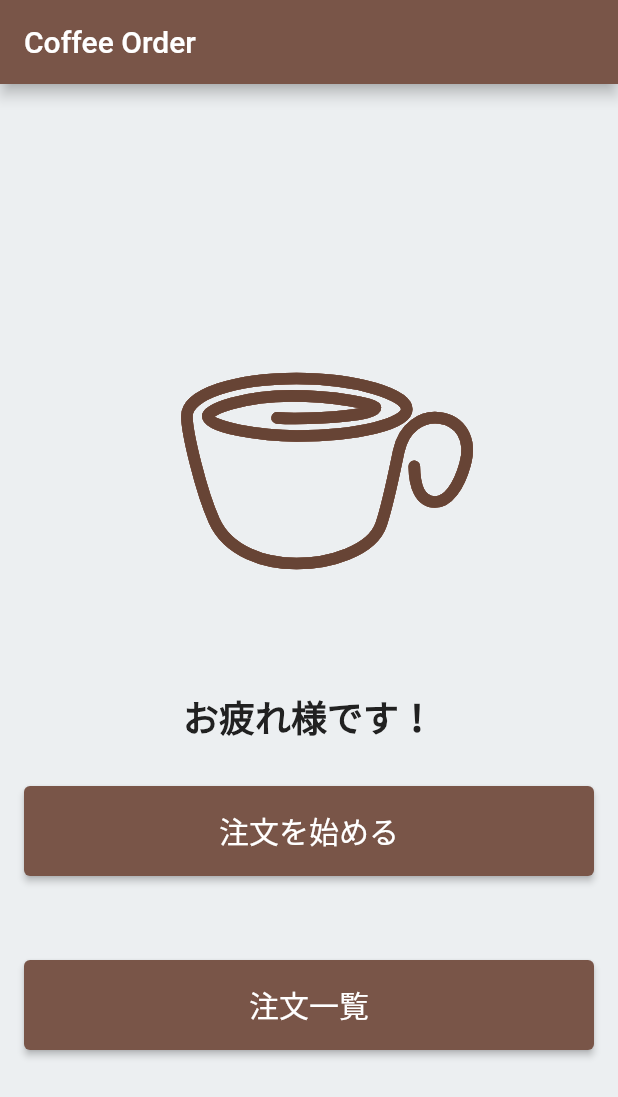
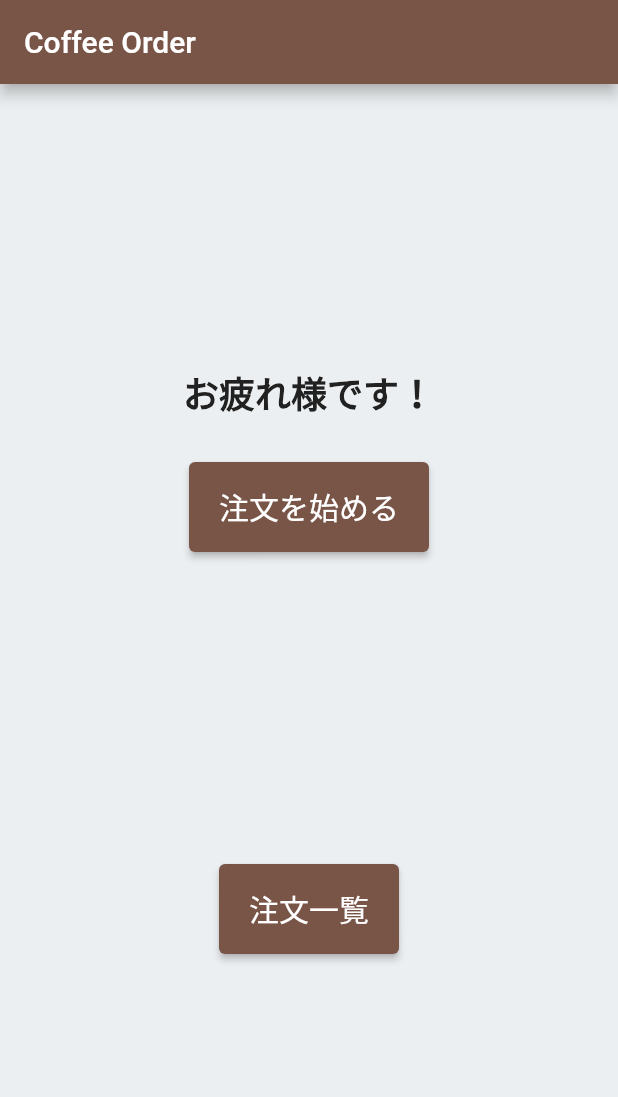
Before and after one commit to shinnkura/cafe_connect, a Flutter app: the screen it shows after launch, on a phone screen of 412 x 824 dp. Shown: the top 1097 px of the screen. Run offline on Flutter 3.47's test engine with Material 2 defaults, Android fonts, the phone set to English and light mode, and no system bars; our stand-ins replace cloud_firestore, firebase_analytics, firebase_core, shared_preferences; accounts and stored records are empty.

Commit message:
ホームスクリーンを変更

```diff
--- a/lib/screens/home/components/greeting_text.dart
+++ b/lib/screens/home/components/greeting_text.dart
@@ -1,5 +1,5 @@
 import 'package:flutter/material.dart';
-import 'package:lottie/lottie.dart';
+// import 'package:lottie/lottie.dart';
 
 class GreetingText extends StatelessWidget {
   const GreetingText({Key? key}) : super(key: key);
@@ -8,7 +8,7 @@ class GreetingText extends StatelessWidget {
   Widget build(BuildContext context) {
     return Column(
       children: [
-        Lottie.asset('assets/coffee.json'),
+        // Lottie.asset('assets/coffee.json'),
         Text(
           'お疲れ様です！',
           style: TextStyle(
--- a/lib/screens/home/home_screen.dart
+++ b/lib/screens/home/home_screen.dart
@@ -14,22 +14,18 @@ class HomeScreen extends StatelessWidget {
         backgroundColor: Colors.brown,
       ),
       body: Center(
-        child: ListView(
-          // mainAxisAlignment: MainAxisAlignment.center,
-          padding: const EdgeInsets.all(8),
+        child: Column(
+          mainAxisAlignment: MainAxisAlignment.center,
           children: <Widget>[
             const GreetingText(),
             const SizedBox(height: 20),
             const OrderButton(),
-            const SizedBox(height: 40),
-            Padding(
-              padding: const EdgeInsets.all(8.0),
-              child: CustomElevatedButton(
-                onPressed: () {
-                  Navigator.pushNamed(context, '/orderList');
-                },
-                text: '注文一覧',
-              ),
+            const SizedBox(height: 200),
+            CustomElevatedButton(
+              onPressed: () {
+                Navigator.pushNamed(context, '/orderList');
+              },
+              text: '注文一覧',
             ),
           ],
         ),
--- a/lib/screens/thanks_pages/components/thank_you_text.dart
+++ b/lib/screens/thanks_pages/components/thank_you_text.dart
@@ -1,5 +1,5 @@
 import 'package:flutter/material.dart';
-import 'package:lottie/lottie.dart';
+// import 'package:lottie/lottie.dart';
 
 class ThankYouText extends StatelessWidget {
   const ThankYouText({Key? key}) : super(key: key);
@@ -8,7 +8,7 @@ class ThankYouText extends StatelessWidget {
   Widget build(BuildContext context) {
     return Column(
       children: <Widget>[
-        Lottie.asset('assets/success.json'),
+        // Lottie.asset('assets/success.json'),
         Padding(
           padding: const EdgeInsets.all(20.0),
           child: Text(
```
Also changed, not shown: lib/screens/thanks_pages/thanks_page.dart (+1 -6 lines), 1 other file.
